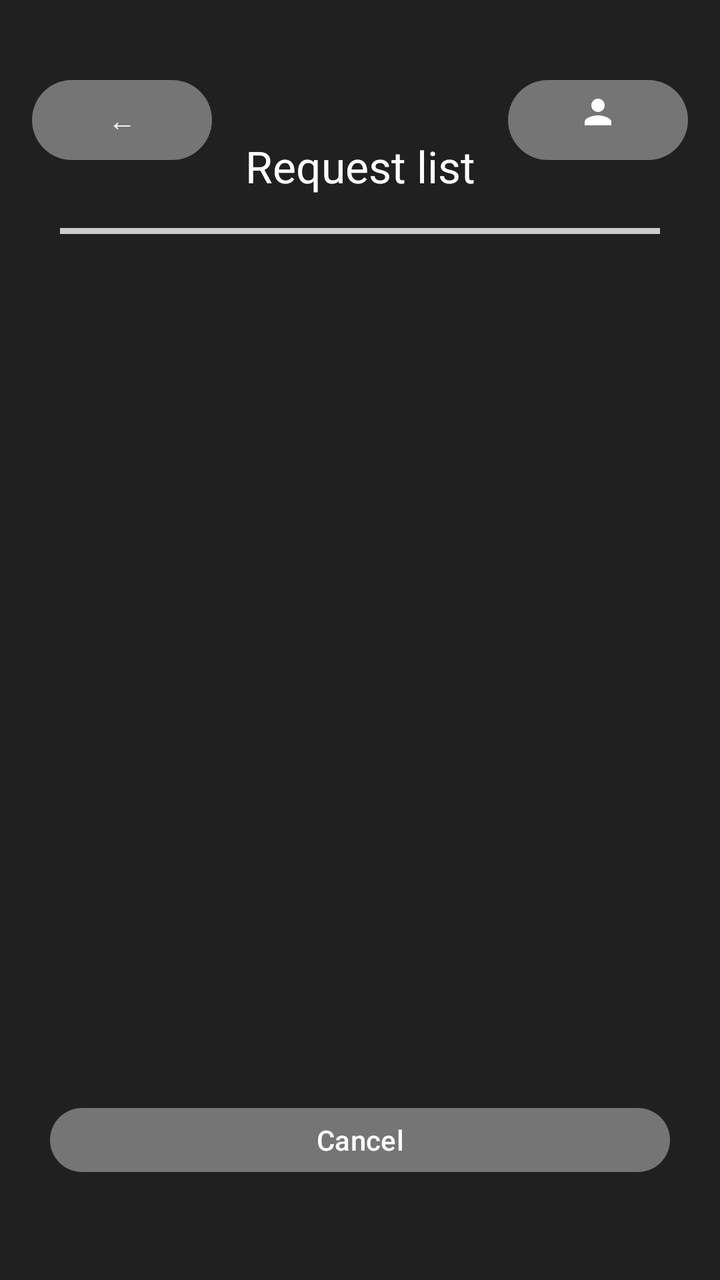
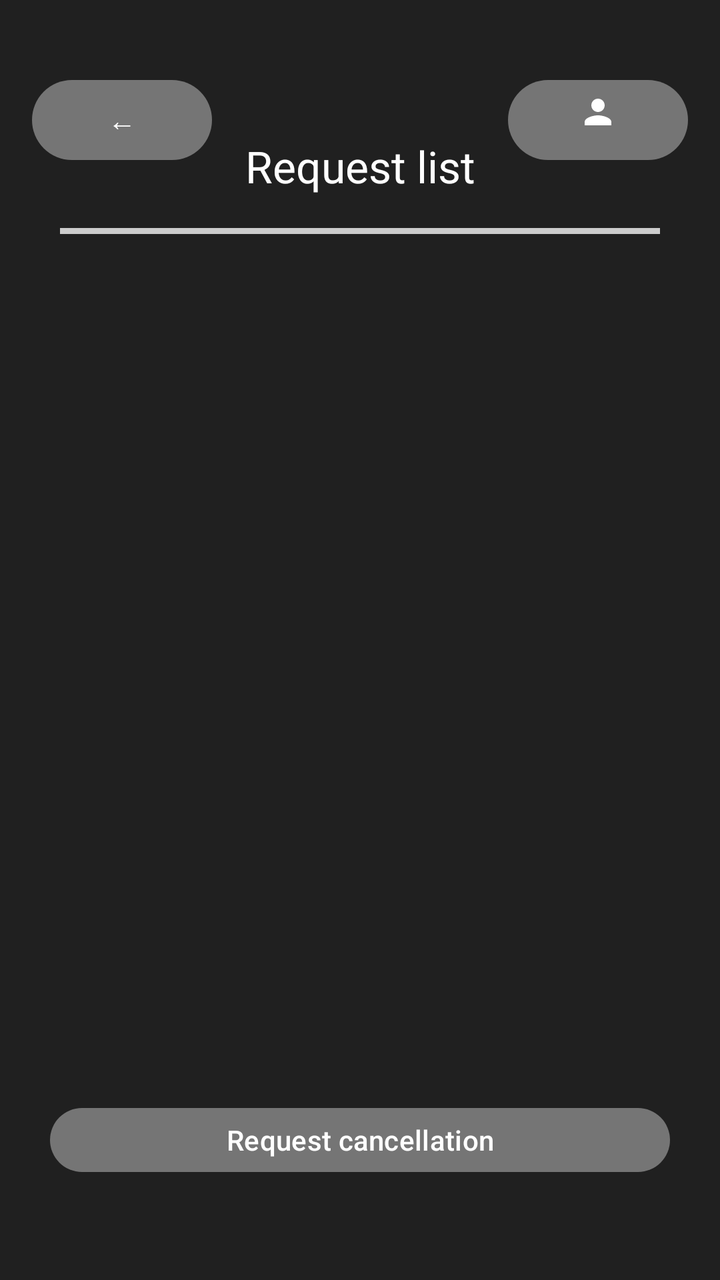

An Android layout rendered at two revisions. The XML below is the earlier revision; the diff shows what the commit changed to produce the second picture.
<!-- AndroidManifest.xml: application theme Theme.RoomBookingApplication -->
<!-- res/layout/emp_05_requests.xml -->
<?xml version="1.0" encoding="utf-8"?>
<androidx.constraintlayout.widget.ConstraintLayout xmlns:android="http://schemas.android.com/apk/res/android"
    xmlns:app="http://schemas.android.com/apk/res-auto"
    xmlns:tools="http://schemas.android.com/tools"
    android:id="@+id/main"
    android:layout_width="match_parent"
    android:layout_height="match_parent"
    android:background="#202020"
    tools:context=".MainActivity">

    <com.google.android.material.button.MaterialButton
        android:id="@+id/btnBack"
        android:layout_width="90dp"
        android:layout_height="48dp"
        android:layout_marginStart="16dp"
        android:layout_marginTop="36dp"
        android:text="←"
        android:textAllCaps="false"
        app:backgroundTint="#757575"
        app:cornerRadius="20dp"
        app:layout_constraintStart_toStartOf="parent"
        app:layout_constraintTop_toTopOf="parent" />

    <com.google.android.material.button.MaterialButton
        android:id="@+id/btnAccount"
        android:layout_width="90dp"
        android:layout_height="48dp"
        android:layout_marginEnd="16dp"
        android:layout_marginTop="36dp"
        android:contextClickable="false"
        android:textAllCaps="false"
        app:backgroundTint="#757575"
        app:cornerRadius="20dp"
        app:layout_constraintEnd_toEndOf="parent"
        app:layout_constraintTop_toTopOf="parent"

        app:icon="@drawable/baseline_person_24"
        app:iconGravity="textTop"
        app:iconSize="20dp" />


    <TextView
        android:id="@+id/textView"
        android:layout_width="wrap_content"
        android:layout_height="wrap_content"
        android:layout_marginTop="52dp"
        android:text="Request list"
        android:textAppearance="@style/TextAppearance.AppCompat.Large"
        android:textColor="#FFFFFf"
        app:layout_constraintStart_toStartOf="parent"
        app:layout_constraintEnd_toEndOf="parent"
        app:layout_constraintTop_toTopOf="parent"
        app:layout_constraintBottom_toTopOf="@id/titleDivider" />

    <com.google.android.material.divider.MaterialDivider
        android:id="@+id/titleDivider"
        android:layout_width="300dp"
        android:layout_height="3dp"
        android:layout_marginTop="30dp"
        app:dividerColor="#CCCCCC"
        app:layout_constraintEnd_toEndOf="parent"
        app:layout_constraintStart_toStartOf="parent"
        app:layout_constraintTop_toBottomOf="@id/btnBack" />

    <com.google.android.material.button.MaterialButton
        android:id="@+id/btnCancel"
        android:layout_width="310dp"
        android:layout_height="40dp"
        android:layout_weight="1"
        android:contextClickable="false"
        android:text="Cancel"
        android:textAllCaps="false"
        app:backgroundTint="#757575"
        app:cornerRadius="20dp"
        app:layout_constraintBottom_toBottomOf="parent"
        app:layout_constraintEnd_toEndOf="parent"
        app:layout_constraintStart_toStartOf="parent"
        android:layout_marginBottom="50dp" />


</androidx.constraintlayout.widget.ConstraintLayout>
<!-- resources referenced by this layout -->
<resources>
  <!-- drawable baseline_person_24 (drawable) -->
  <vector xmlns:android="http://schemas.android.com/apk/res/android" android:height="24dp" android:tint="#000000" android:viewportHeight="24" android:viewportWidth="24" android:width="24dp">
        
      <path android:fillColor="@android:color/white" android:pathData="M12,12c2.21,0 4,-1.79 4,-4s-1.79,-4 -4,-4 -4,1.79 -4,4 1.79,4 4,4zM12,14c-2.67,0 -8,1.34 -8,4v2h16v-2c0,-2.66 -5.33,-4 -8,-4z"/>
      
  </vector>
  <style name="Theme.RoomBookingApplication" parent="Base.Theme.RoomBookingApplication" />
  <style name="Base.Theme.RoomBookingApplication" parent="Theme.Material3.DayNight.NoActionBar">
          
          
      </style>
</resources>

<!-- the commit's change to res/layout/emp_05_requests.xml (unified diff, before → after) -->
@@ -68,7 +68,7 @@
         android:layout_height="40dp"
         android:layout_weight="1"
         android:contextClickable="false"
-        android:text="Cancel"
+        android:text="Request cancellation"
         android:textAllCaps="false"
         app:backgroundTint="#757575"
         app:cornerRadius="20dp"
